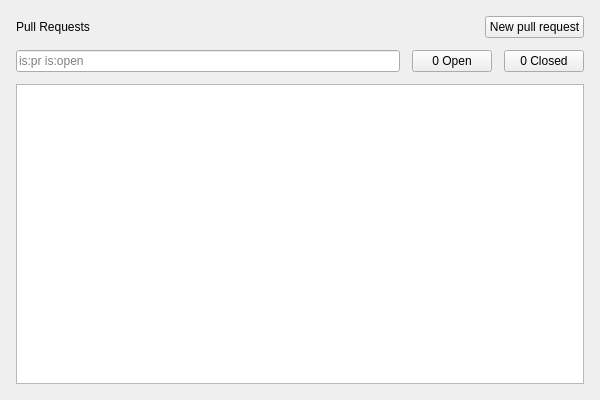
Qt form gui/PullRequestsWidget.ui (defnax/retroGit) before a commit.
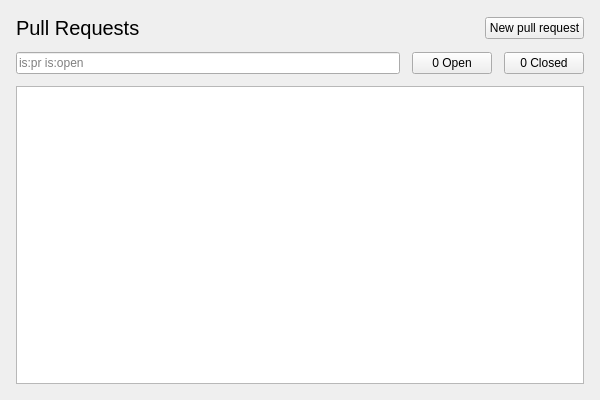
The same form after that commit.

```diff
--- a/gui/PullRequestsWidget.ui
+++ b/gui/PullRequestsWidget.ui
@@ -33,6 +33,11 @@
     <layout class="QHBoxLayout" name="topRowLayout">
      <item>
       <widget class="QLabel" name="mLblTitle">
+       <property name="font">
+        <font>
+         <pointsize>15</pointsize>
+        </font>
+       </property>
        <property name="text">
         <string>Pull Requests</string>
        </property>
```
Lines whose indentation alone changed are shown as unchanged.
